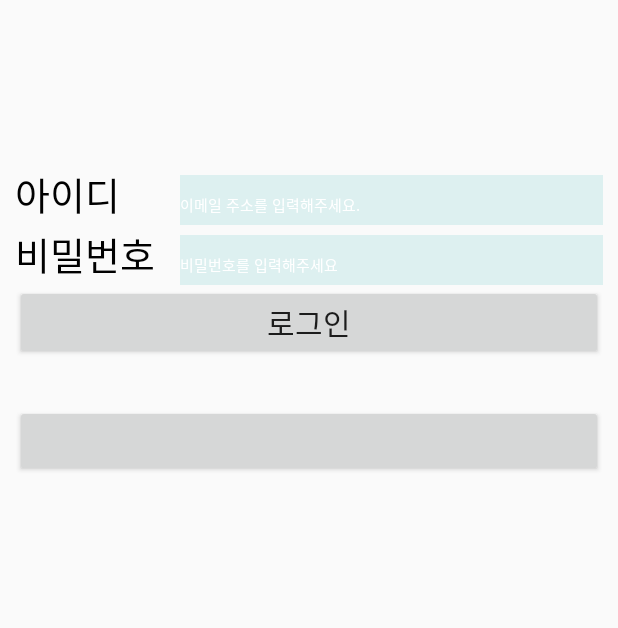
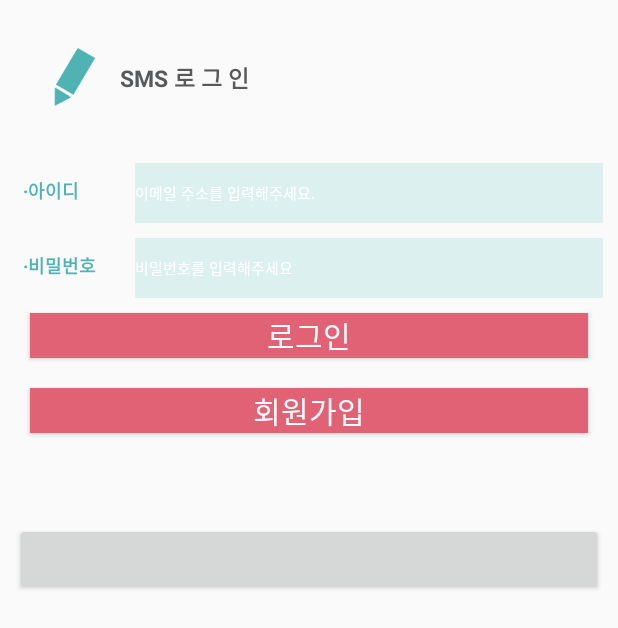
Before and after one commit to angalle/SMS, an Android app: the IndirectLoginView screen opened directly, with no data from a screen before it, on a phone screen of 412 x 824 dp. Shown: the top 628 px of the screen. Run offline under Robolectric (Android 15) with nearby library versions, the light colour scheme and no system bars; our stand-ins replace AdMob, ButterKnife; libraries missing offline, so code that uses them is left out: com.facebook, com.facebook.login, com.kakao.auth, com.kakao.network, com.kakao.usermgmt and 1 more; plain views replace LoginButton; Roboto replaces fonts that are not available here; 1 statement that could not run was skipped.

Commit message:
콜벤 로그인 부착 완료. 1. 카카오톡 로그인 2. 기본 로그인 3. 콜벤 데이터 CRUD 완성 4. 리스트뷰 동작 이상없음.

```diff
--- a/app/src/main/res/layout/indirect_login.xml
+++ b/app/src/main/res/layout/indirect_login.xml
@@ -23,17 +23,45 @@
                 android:orientation="vertical">
 
                 <LinearLayout
-                    android:paddingTop="100dp"
+                    android:layout_width="match_parent"
+                    android:layout_height="wrap_content"
+                    android:paddingTop="20dp"
+                    android:paddingLeft="20dp"
+                    android:paddingRight="20dp"
+                    android:paddingBottom="5dp"
+                    android:gravity="center_vertical"
+                    android:orientation="horizontal">
+
+                    <ImageView
+                        android:layout_width="40dp"
+                        android:layout_height="40dp"
+                        android:src="@drawable/input_icon"
+                        android:id="@+id/imageView7" />
+
+                    <TextView
+                        android:layout_width="wrap_content"
+                        android:layout_height="wrap_content"
+                        android:padding="10dp"
+                        android:text="SMS 로 그 인"
+                        android:textColor="#58595b"
+                        android:textStyle="bold"
+                        android:textSize="15sp" />
+                </LinearLayout>
+
+                <LinearLayout
+                    android:paddingTop="30dp"
                     android:layout_width="match_parent"
                     android:layout_height="match_parent"
                     android:orientation="horizontal">
-
                     <TextView
-                        android:layout_width="110dp"
+                        android:layout_width="80dp"
+                        android:padding="5dp"
                         android:layout_height="wrap_content"
-                        android:text="아이디"
-                        android:textSize="25dp"
-                        android:textColor="#000000"/>
+                        android:text="·아이디"
+                        android:textStyle="bold"
+                        android:textColor="#4fb2b3"
+                        android:textSize="12sp"
+                        android:id="@+id/idTv" />
 
                     <EditText
                         android:id="@+id/user_email"
@@ -48,22 +76,25 @@
                 </LinearLayout>
 
                 <LinearLayout
+                    android:paddingTop="10dp"
                     android:layout_width="match_parent"
                     android:layout_height="match_parent"
                     android:orientation="horizontal">
-
                     <TextView
-                        android:layout_width="110dp"
+                        android:layout_width="80dp"
+                        android:padding="5dp"
                         android:layout_height="wrap_content"
-                        android:text="비밀번호"
-                        android:paddingRight="10dp"
-                        android:textSize="25dp"
-                        android:textColor="#000000"/>
+                        android:text="·비밀번호"
+                        android:textStyle="bold"
+                        android:textColor="#4fb2b3"
+                        android:textSize="12sp"
+                        android:id="@+id/pwIv" />
 
                     <EditText
                         android:id="@+id/user_pw"
                         android:layout_width="match_parent"
                         android:layout_height="40dp"
+                        android:inputType="textPassword"
                         android:hint="비밀번호를 입력해주세요"
                         android:maxLength="20"
                         android:background="#ddf0f0"
@@ -74,11 +105,28 @@
                 </LinearLayout>
 
                 <Button
+                    android:id="@+id/user_login"
                     android:layout_width="match_parent"
-                    android:layout_height="match_parent"
+                    android:layout_height="30dp"
+                    android:layout_marginLeft="10dp"
+                    android:background="#e16175"
+                    android:layout_margin="10dp"
                     android:text="로그인"
                     android:textSize="20dp"
-                    android:id="@+id/user_login"/>
+                    android:textColor="#ffffff"/>
+
+
+                <Button
+                    android:id="@+id/join_btn"
+                    android:layout_width="match_parent"
+                    android:layout_height="30dp"
+                    android:layout_marginLeft="10dp"
+                    android:background="#e16175"
+                    android:layout_margin="10dp"
+                    android:text="회원가입"
+                    android:textSize="20dp"
+                    android:textColor="#ffffff"/>
+
 s
 
                 <com.kakao.usermgmt.LoginButton
@@ -86,7 +134,7 @@ s
                     android:layout_width="match_parent"
                     android:layout_height="match_parent"
                     android:layout_weight="1"
-                    android:layout_marginTop="30dp"
+                    android:layout_marginTop="50dp"
                     />
 
                 <com.facebook.login.widget.LoginButton
```
Also changed, not shown: app/build.gradle (+38 -29 lines), app/src/main/java/univ/sm/View/board/login/DirectLoginView.java (+50 -6 lines), app/src/main/java/univ/sm/View/board/login/IndirectLoginView.java (+11 -5 lines), app/src/main/java/univ/sm/View/entry/adapter/EntryRecyclerAdapter.java (+0 -9 lines), app/src/main/res/layout/direct_login.xml (+21 -12 lines).
